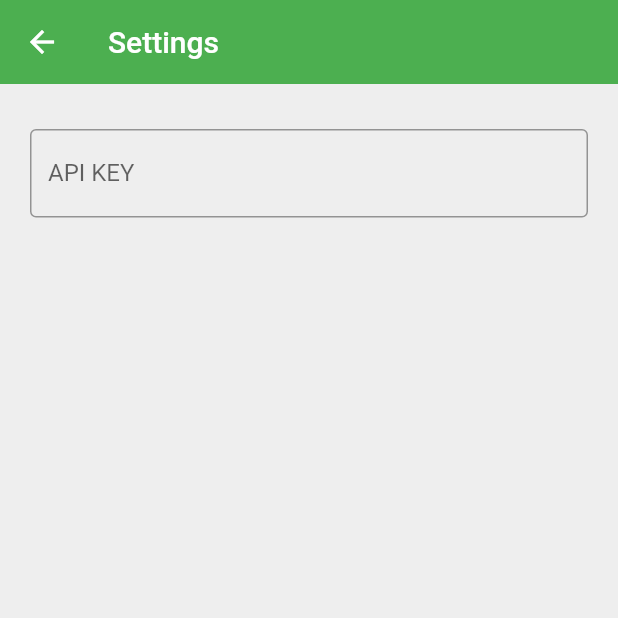
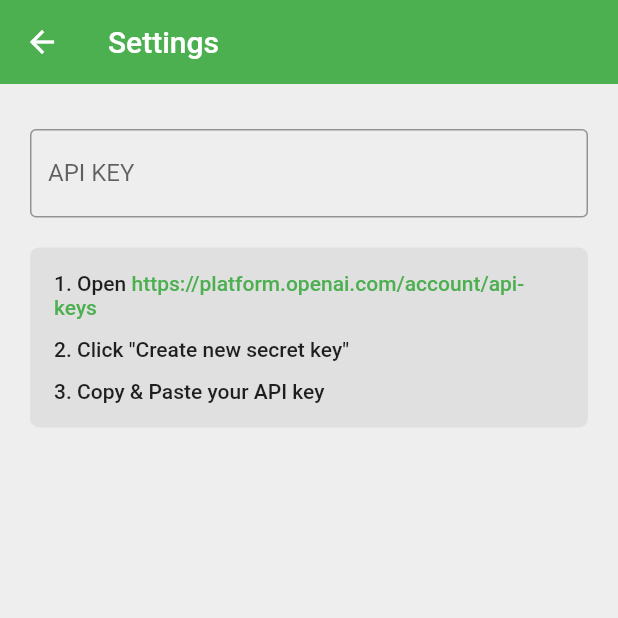
Before and after one commit to derekcoder/oneapp, a Flutter app: the _SettingsView screen opened directly, on a phone screen of 412 x 824 dp, the top half of it. Run offline on Flutter 3.47's test engine with Material 2 defaults, Android fonts, the light colour scheme and no system bars; our stand-ins replace shared_preferences; accounts and stored records are empty.

Commit message:
Add api key instruction view in chatgpt settings page

```diff
--- a/lib/subapps/settings_page.dart
+++ b/lib/subapps/settings_page.dart
@@ -1,8 +1,10 @@
+import 'package:flutter/gestures.dart';
 import 'package:flutter/material.dart';
 import 'package:oneapp/services/backend/chatgpt_api.dart';
 import 'package:oneapp/services/preference/app_preference.dart';
 import 'package:oneapp/subapps/view_model.dart';
 import 'package:provider/provider.dart';
+import 'package:url_launcher/url_launcher.dart';
 
 class SettingsPage extends StatelessWidget {
   const SettingsPage({super.key});
@@ -30,23 +32,80 @@ class _SettingsView extends StatelessWidget {
       ),
       body: Consumer<_ViewModel>(
         builder: (context, viewModel, _) {
-          return Padding(
+          return SafeArea(
+            child: Padding(
               padding: const EdgeInsets.all(20.0),
-            child: Column(
+              child: ListView(
                 children: [
                   const SizedBox(height: 10),
-                TextField(
+                  _buildApiTextField(viewModel),
+                  const SizedBox(height: 20),
+                  _buildInstructionView(context),
+                ],
+              ),
+            ),
+          );
+        },
+      ),
+    );
+  }
+
+  Widget _buildApiTextField(_ViewModel viewModel) {
+    return TextField(
       controller: viewModel.apiKeyController,
       decoration: const InputDecoration(
         border: OutlineInputBorder(),
         labelText: 'API KEY',
       ),
       onSubmitted: (value) => viewModel.setApiKey(value),
+    );
+  }
+
+  Widget _buildInstructionView(BuildContext context) {
+    return Container(
+      decoration: BoxDecoration(
+        color: Colors.grey[300],
+        borderRadius: const BorderRadius.all(
+          Radius.circular(6),
+        ),
+      ),
+      padding: const EdgeInsets.all(16),
+      child: Column(
+        crossAxisAlignment: CrossAxisAlignment.start,
+        children: [
+          RichText(
+            text: TextSpan(
+              style: Theme.of(context).textTheme.bodyLarge,
+              children: [
+                const TextSpan(text: '1. Open '),
+                TextSpan(
+                  style: Theme.of(context).textTheme.bodyLarge?.copyWith(
+                        color: Theme.of(context).colorScheme.primary,
+                      ),
+                  recognizer: TapGestureRecognizer()
+                    ..onTap = () async {
+                      await launchUrl(
+                        Uri.parse(
+                            'https://platform.openai.com/account/api-keys'),
+                        mode: LaunchMode.externalApplication,
+                      );
+                    },
+                  text: 'https://platform.openai.com/account/api-keys',
                 ),
               ],
             ),
-          );
-        },
+          ),
+          const SizedBox(height: 12),
+          Text(
+            '2. Click "Create new secret key"',
+            style: Theme.of(context).textTheme.bodyLarge,
+          ),
+          const SizedBox(height: 12),
+          Text(
+            '3. Copy & Paste your API key',
+            style: Theme.of(context).textTheme.bodyLarge,
+          ),
+        ],
       ),
     );
   }
```
Lines whose indentation alone changed are shown as unchanged.
